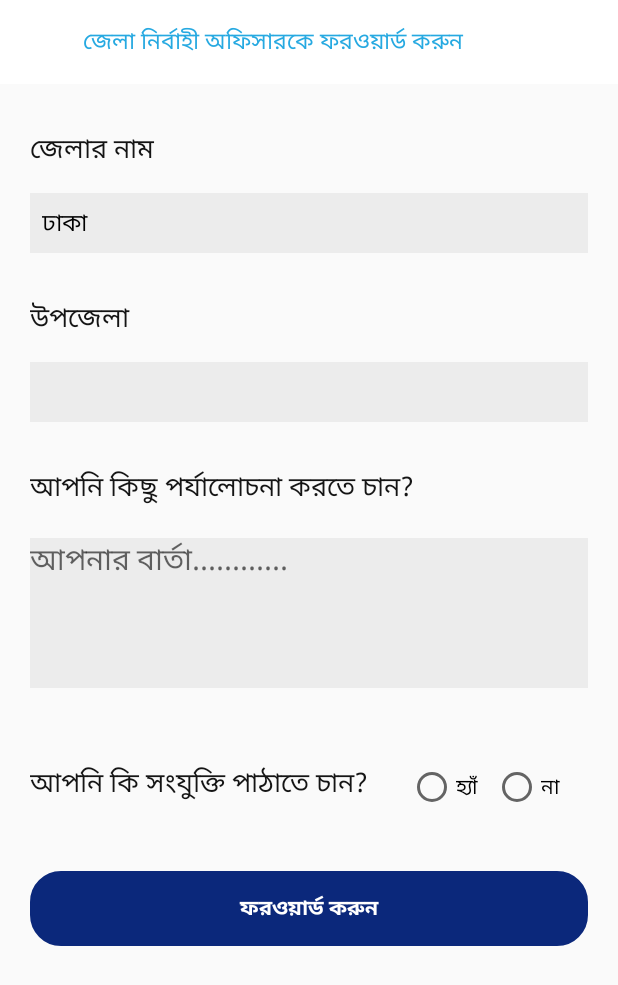
After one commit to farhansadikgalib/Charity, an Android app: the FowardForm screen opened directly, with no data from a screen before it, on a phone screen of 412 x 824 dp. The commit adds this screen. Shown: the top 985 px of the screen. Run offline under Robolectric (Android 15) with nearby library versions, the phone set to English and light mode, and no system bars.

Commit message:
Some issue solve in FowardForm

```diff
--- a/app/build.gradle
+++ b/app/build.gradle
@@ -39,7 +39,6 @@ dependencies {
     implementation 'com.android.support:appcompat-v7:28.0.0'
 
 
-
     //farhan
 
     implementation 'androidx.recyclerview:recyclerview:1.1.0'
--- a/app/src/main/AndroidManifest.xml
+++ b/app/src/main/AndroidManifest.xml
@@ -9,14 +9,14 @@
         android:roundIcon="@mipmap/ic_launcher_round"
         android:supportsRtl="true"
         android:theme="@style/AppTheme">
-        <activity android:name=".Dashboard_Items.Forward_Application_Activity"></activity>
+        <activity android:name=".FowardForm"></activity>
+        <activity android:name=".Dashboard_Items.Forward_Application_Activity" />
         <activity android:name=".Dashboard_Items.All_Application_Activity" />
         <activity android:name=".Dashboard_Items.HealthRelatedActivity" />
         <activity android:name=".Dashboard_Items.DisabilityRelatedActivity" />
         <activity android:name=".Dashboard_Items.DisasterRelatedActivity" />
         <activity android:name=".Dashboard_Items.ApplicationOf_EducationActivity" />
-
-        <activity android:name=".UnderConsideration_Details_Activity"></activity>
+        <activity android:name=".UnderConsideration_Details_Activity" />
         <activity android:name=".Unapproved_Activity" />
         <activity android:name=".Unapproved_Application_Details_Activity" />
         <activity android:name=".Under_consideration_Activity" />
--- /dev/null
+++ b/app/src/main/java/com/farhan/charity/Adapter/AllZillaAdapter.java
@@ -0,0 +1,28 @@
+package com.farhan.charity.Adapter;
+
+import androidx.annotation.NonNull;
+
+public class AllZillaAdapter {
+    private String name;
+
+    public AllZillaAdapter(String name) {
+        this.name = name;
+    }
+
+    public AllZillaAdapter() {
+    }
+
+    public String getName() {
+        return name;
+    }
+
+    public void setName(String name) {
+        this.name = name;
+    }
+
+    @NonNull
+    @Override
+    public String toString() {
+        return name;
+    }
+}
--- a/app/src/main/java/com/farhan/charity/Applicant_Details.java
+++ b/app/src/main/java/com/farhan/charity/Applicant_Details.java
@@ -1,14 +1,29 @@
 package com.farhan.charity;
 
+import android.content.Intent;
 import android.os.Bundle;
+import android.view.View;
+import android.widget.Button;
 
 import androidx.appcompat.app.AppCompatActivity;
 
+import com.farhan.charity.Dashboard_Items.Forward_Application_Activity;
+
 public class Applicant_Details extends AppCompatActivity {
+    Button forwardBtn;
 
     @Override
     protected void onCreate(Bundle savedInstanceState) {
         super.onCreate(savedInstanceState);
         setContentView(R.layout.activity_applicant_details);
+
+        forwardBtn=findViewById(R.id.forwardBtn);
+
+        forwardBtn.setOnClickListener(new View.OnClickListener() {
+            @Override
+            public void onClick(View v) {
+                startActivity(new Intent(Applicant_Details.this, FowardForm.class));
+            }
+        });
     }
 }
--- /dev/null
+++ b/app/src/main/java/com/farhan/charity/FowardForm.java
@@ -0,0 +1,62 @@
+package com.farhan.charity;
+
+import androidx.appcompat.app.AppCompatActivity;
+
+import android.os.Bundle;
+import android.widget.ArrayAdapter;
+import android.widget.Spinner;
+
+import com.farhan.charity.Adapter.AllZillaAdapter;
+
+import java.util.ArrayList;
+import java.util.List;
+
+public class FowardForm extends AppCompatActivity {
+    Spinner zillaSpinner;
+
+    @Override
+    protected void onCreate(Bundle savedInstanceState) {
+        super.onCreate(savedInstanceState);
+        setContentView(R.layout.activity_foward_form);
+
+        zillaSpinner=findViewById(R.id.zillaSpinner);
+
+        List<AllZillaAdapter> allZillaAdapters=new ArrayList<>();
+        AllZillaAdapter allZillaAdapter=new AllZillaAdapter("ঢাকা ");
+        allZillaAdapters.add(allZillaAdapter);
+
+
+        AllZillaAdapter allZillaAdapter2=new AllZillaAdapter("চট্টগ্রাম  ");
+        allZillaAdapters.add(allZillaAdapter2);
+
+
+        AllZillaAdapter allZillaAdapter3=new AllZillaAdapter("ফেনী  ");
+        allZillaAdapters.add(allZillaAdapter3);
+
+
+        AllZillaAdapter allZillaAdapter4=new AllZillaAdapter("কুমিল্লা  ");
+        allZillaAdapters.add(allZillaAdapter4);
+
+
+        AllZillaAdapter allZillaAdapter5=new AllZillaAdapter("গাজীপুর  ");
+        allZillaAdapters.add(allZillaAdapter5);
+
+
+        AllZillaAdapter allZillaAdapter6=new AllZillaAdapter("ময়মনশিংহ");
+        allZillaAdapters.add(allZillaAdapter6);
+
+
+        ArrayAdapter<AllZillaAdapter> adapter=new ArrayAdapter<AllZillaAdapter>(this,android.R.layout.simple_spinner_dropdown_item,
+                allZillaAdapters);
+        adapter.setDropDownViewResource(android.R.layout.simple_spinner_dropdown_item);
+        zillaSpinner.setAdapter(adapter);
+
+
+
+
+
+
+
+
+    }
+}
--- a/app/src/main/res/layout/activity_applicant_details.xml
+++ b/app/src/main/res/layout/activity_applicant_details.xml
@@ -90,14 +90,14 @@
                 android:layout_height="wrap_content"
                 android:layout_below="@id/view1"
                 android:orientation="horizontal"
-                android:weightSum="5">
+                android:weightSum="6">
                 <TextView
                     android:id="@+id/titleIdTV"
                     android:layout_width="0dp"
                     android:layout_height="wrap_content"
                     android:text="আপ্লিকেশন আই ডি : "
                     android:textStyle="bold"
-                    android:layout_weight="2"
+                    android:layout_weight="2.5"
                     android:textColor="#515151"
                     android:layout_marginLeft="25dp"
                     android:textSize="15sp"
@@ -109,7 +109,7 @@
                     android:id="@+id/idTV"
                     android:layout_width="0dp"
                     android:layout_height="wrap_content"
-                    android:layout_weight="3"
+                    android:layout_weight="3.5"
                     android:text="১১২২৩৩৪৪৫৫৬৬৭৭৮৮"
                     android:layout_marginRight="10dp"
                     android:textColor="#515151"
@@ -314,6 +314,7 @@
     </androidx.cardview.widget.CardView>
 
     <Button
+        android:id="@+id/forwardBtn"
         android:layout_width="match_parent"
         android:layout_height="50dp"
         android:background="@drawable/buttonbackground"
--- /dev/null
+++ b/app/src/main/res/layout/activity_foward_form.xml
@@ -0,0 +1,136 @@
+<?xml version="1.0" encoding="utf-8"?>
+<LinearLayout xmlns:android="http://schemas.android.com/apk/res/android"
+    xmlns:app="http://schemas.android.com/apk/res-auto"
+    xmlns:tools="http://schemas.android.com/tools"
+    android:layout_width="match_parent"
+    android:orientation="vertical"
+    android:layout_height="match_parent"
+    tools:context=".FowardForm">
+
+    <include
+        layout="@layout/custom_toolbar" />
+
+    <TextView
+        android:layout_width="match_parent"
+        android:layout_height="wrap_content"
+        android:text="জেলার নাম"
+        android:textColor="#141414"
+
+        android:textSize="18sp"
+        android:layout_marginLeft="20dp"
+        android:layout_marginRight="20dp"
+        android:layout_marginTop="30dp"/>
+
+    <Spinner
+        android:id="@+id/zillaSpinner"
+        android:layout_width="match_parent"
+        android:layout_height="40dp"
+        android:background="#ECECEC"
+        android:layout_marginTop="15dp"
+        android:layout_marginLeft="20sp"
+        android:layout_marginRight="20dp"/>
+
+    <TextView
+        android:layout_width="match_parent"
+        android:layout_height="wrap_content"
+        android:text="উপজেলা"
+        android:textSize="18sp"
+        android:textColor="#141414"
+        android:layout_marginLeft="20dp"
+        android:layout_marginRight="20dp"
+        android:layout_marginTop="30dp"/>
+
+
+    <Spinner
+        android:layout_width="match_parent"
+        android:layout_height="40dp"
+        android:background="#ECECEC"
+        android:layout_marginTop="15dp"
+        android:layout_marginLeft="20sp"
+        android:layout_marginRight="20dp"/>
+
+    <TextView
+        android:layout_width="match_parent"
+        android:layout_height="wrap_content"
+        android:text="আপনি কিছু পর্যালোচনা করতে চান?"
+        android:textColor="#141414"
+        android:textSize="18sp"
+        android:layout_marginLeft="20dp"
+        android:layout_marginRight="20dp"
+        android:layout_marginTop="30dp"/>
+
+
+    <EditText
+        android:layout_width="match_parent"
+        android:layout_height="100dp"
+        android:textSize="20sp"
+        android:layout_marginLeft="20dp"
+        android:layout_marginRight="20dp"
+        android:layout_marginTop="20dp"
+        android:background="#ECECEC"
+        android:hint="আপনার বার্তা............"
+        android:gravity="start"/>
+
+    <LinearLayout
+        android:layout_width="match_parent"
+        android:layout_height="wrap_content"
+        android:orientation="horizontal"
+        android:layout_marginTop="30dp"
+
+        android:weightSum="8">
+
+        <TextView
+            android:layout_width="0dp"
+            android:layout_height="wrap_content"
+            android:text="আপনি কি সংযুক্তি পাঠাতে চান?"
+            android:layout_marginLeft="20dp"
+            android:layout_marginRight="20dp"
+            android:layout_marginTop="20dp"
+            android:textColor="#141414"
+            android:textSize="18sp"
+            android:layout_weight="5"/>
+
+        <RadioGroup
+            android:layout_width="0dp"
+            android:layout_height="wrap_content"
+            android:orientation="horizontal"
+            android:textColor="#141414"
+            android:textSize="18sp"
+            android:layout_weight="3">
+            <RadioButton
+                android:layout_width="wrap_content"
+                android:layout_height="wrap_content"
+                android:text="হ্যাঁ"
+                android:layout_marginTop="20dp"/>
+
+            <RadioButton
+                android:layout_width="wrap_content"
+                android:layout_height="wrap_content"
+                android:text="না"
+                android:layout_marginTop="20dp"
+                android:layout_marginLeft="10dp"/>
+
+
+
+
+        </RadioGroup>
+
+
+    </LinearLayout>
+
+
+    <TextView
+        android:layout_width="match_parent"
+        android:layout_height="wrap_content"
+        android:text="ফরওয়ার্ড করুন"
+        android:background="@drawable/buttonbackground"
+        android:gravity="center"
+        android:layout_marginLeft="20dp"
+        android:layout_marginRight="20dp"
+        android:layout_marginTop="40dp"
+        android:backgroundTint="#0B287B"
+        android:textColor="#ffffff"
+        android:textStyle="bold"/>
+
+
+</LinearLayout>
--- a/app/src/main/res/layout/activity_unapproved.xml
+++ b/app/src/main/res/layout/activity_unapproved.xml
@@ -4,7 +4,7 @@
     xmlns:tools="http://schemas.android.com/tools"
     android:layout_width="match_parent"
     android:layout_height="match_parent"
-    tools:context=".Items_Activity.Unapproved_Activity">
+    tools:context="Unapproved_Activity">
 
     <androidx.appcompat.widget.Toolbar
         android:id="@+id/toolbar"
--- a/app/src/main/res/layout/activity_under_consideration.xml
+++ b/app/src/main/res/layout/activity_under_consideration.xml
@@ -4,7 +4,7 @@
     xmlns:tools="http://schemas.android.com/tools"
     android:layout_width="match_parent"
     android:layout_height="match_parent"
-    tools:context=".Items_Activity.Under_consideration_Activity">
+    tools:context=".Under_consideration_Activity">
 
 
     <androidx.appcompat.widget.Toolbar
--- /dev/null
+++ b/app/src/main/res/layout/custom_toolbar.xml
@@ -0,0 +1,26 @@
+<?xml version="1.0" encoding="utf-8"?>
+<androidx.appcompat.widget.Toolbar xmlns:android="http://schemas.android.com/apk/res/android"
+    xmlns:app="http://schemas.android.com/apk/res-auto"
+    android:orientation="vertical"
+    android:layout_width="match_parent"
+    android:layout_height="?attr/actionBarSize"
+    android:background="#FFFFFF"
+    android:id="@+id/toolBarCustom"
+    app:popupTheme="@style/AppTheme">
+
+
+    <ImageView
+        android:layout_width="35dp"
+        android:layout_height="35dp"
+        android:src="@drawable/ic_arrow_back_black_24dp" />
+
+
+    <TextView
+        android:layout_width="match_parent"
+        android:layout_height="wrap_content"
+        android:text="জেলা নির্বাহী অফিসারকে ফরওয়ার্ড করুন"
+        android:layout_marginLeft="20dp"
+        android:textSize="15sp"
+        android:textColor="#26A9E1"/>
+
+</androidx.appcompat.widget.Toolbar>
--- /dev/null
+++ b/app/src/main/res/layout/custom_toolbar_for_zilla.xml
@@ -0,0 +1,30 @@
+<?xml version="1.0" encoding="utf-8"?>
+<androidx.appcompat.widget.Toolbar xmlns:android="http://schemas.android.com/apk/res/android"
+    xmlns:app="http://schemas.android.com/apk/res-auto"
+    android:orientation="vertical"
+    android:id="@+id/toolBarForZilla"
+    android:background="#FFFFFF"
+    android:layout_width="match_parent"
+    android:layout_height="?attr/actionBarSize"
+    app:popupTheme="@style/AppTheme">
+
+    <ImageView
+        android:layout_width="35dp"
+        android:layout_height="35dp"
+        android:src="@drawable/ic_arrow_back_black_24dp"/>
+
+
+    <TextView
+        android:layout_width="match_parent"
+        android:layout_height="wrap_content"
+        android:text="জেলা নির্বাহী অফিসারকে ফরওয়ার্ড করুন"
+        android:layout_marginLeft="20dp"
+        android:textSize="18sp"
+        android:textColor="#26A9E1"/>
+
+
+
+
+
+
+</androidx.appcompat.widget.Toolbar>
```
